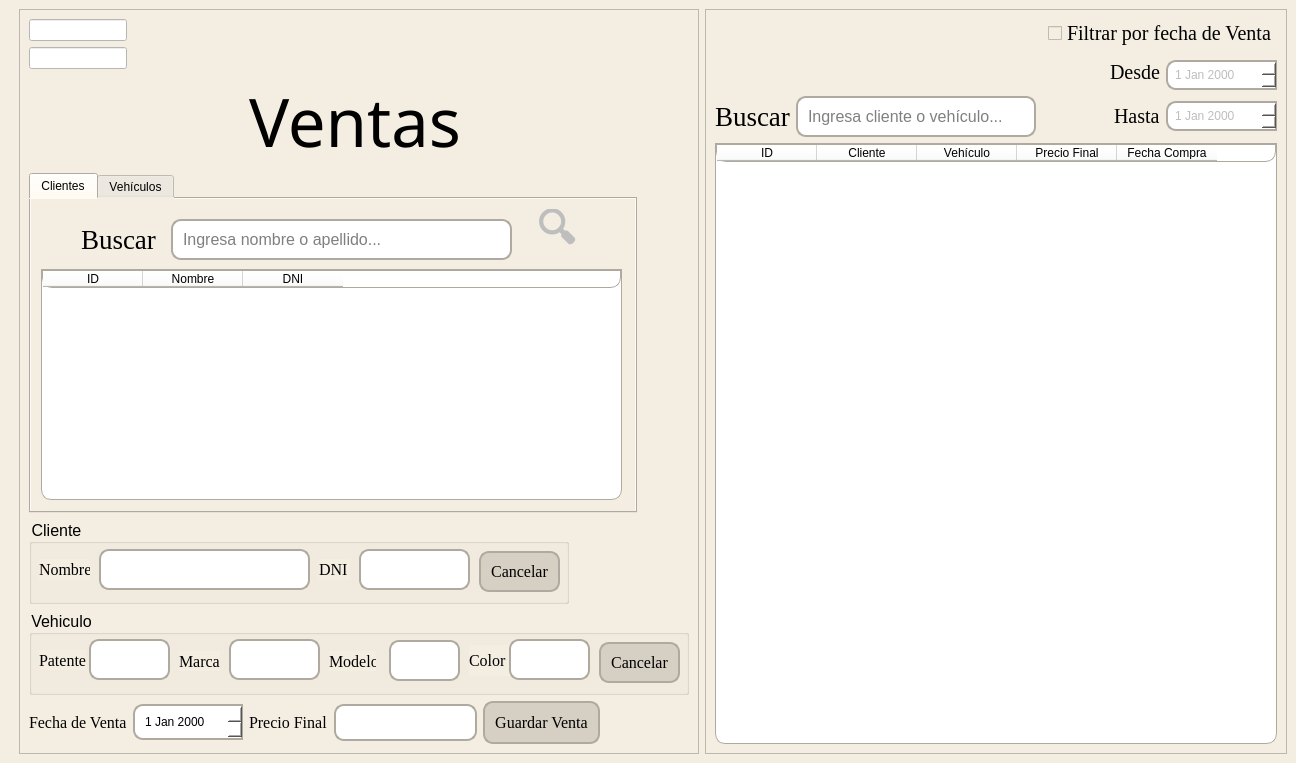
GabrielTrejo1/Prueba, file src/gui/ventas.ui: the form before one commit.
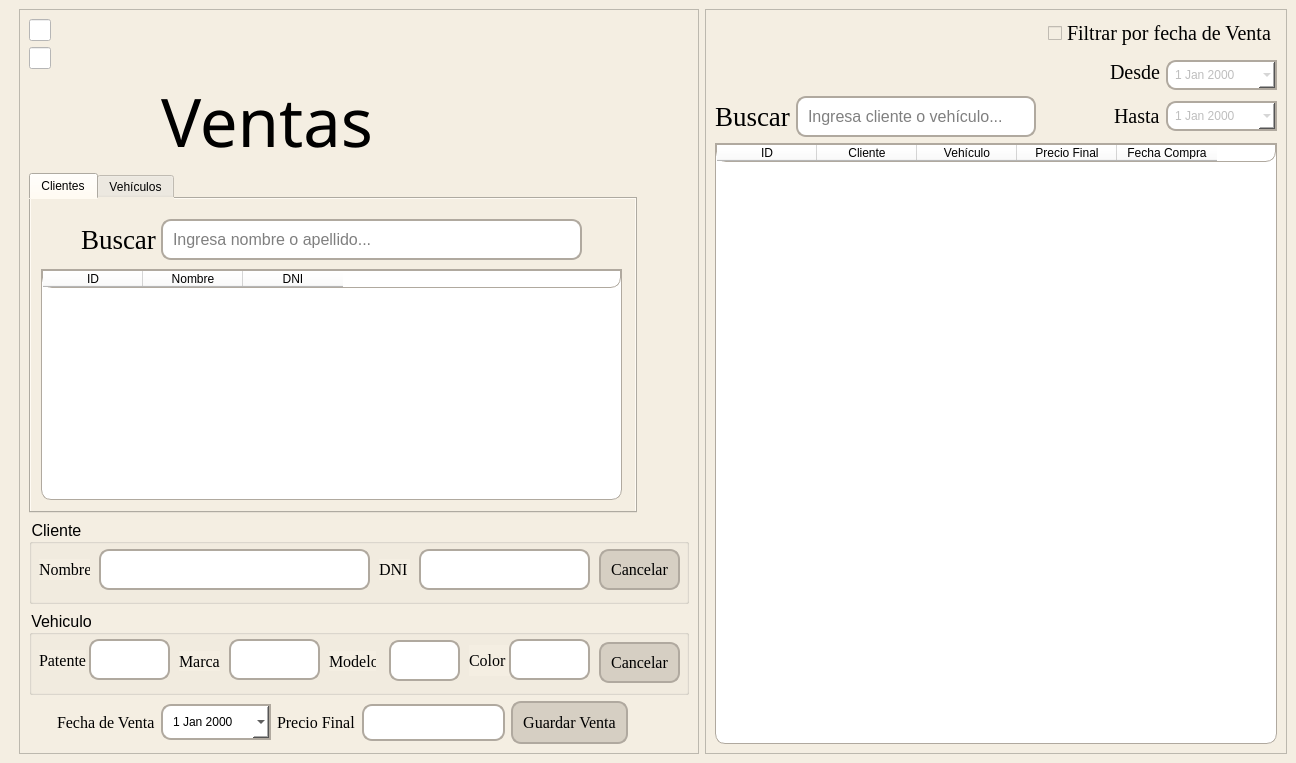
The form after the commit. Icons and pictures are not drawn.

Patch:
```diff
--- a/src/gui/ventas.ui
+++ b/src/gui/ventas.ui
@@ -7,7 +7,7 @@
     <x>0</x>
     <y>0</y>
     <width>1296</width>
-    <height>731</height>
+    <height>751</height>
    </rect>
   </property>
   <property name="windowTitle">
@@ -58,7 +58,20 @@
 		border-bottom-right-radius: 0px;
         padding: 5px;
     }
-</string>
+
+QCalendarWidget QWidget {
+        background-color: #b0a99f;
+        color: black;
+    }
+    /* Cambia el color del encabezado */
+    QCalendarWidget QAbstractItemView:enabled {
+        color: black;
+        background-color: #f4eee0;
+		border:1px solid #b0a99f
+    }</string>
+         </property>
+         <property name="calendarPopup">
+          <bool>true</bool>
          </property>
         </widget>
        </item>
@@ -221,7 +234,20 @@
 		border-bottom-right-radius: 0px;
         padding: 5px;
     }
-</string>
+
+QCalendarWidget QWidget {
+        background-color: #b0a99f;
+        color: black;
+    }
+    /* Cambia el color del encabezado */
+    QCalendarWidget QAbstractItemView:enabled {
+        color: black;
+        background-color: #f4eee0;
+		border:1px solid #b0a99f
+    }</string>
+         </property>
+         <property name="calendarPopup">
+          <bool>true</bool>
          </property>
         </widget>
        </item>
@@ -517,7 +543,7 @@
          </property>
          <property name="minimumSize">
           <size>
-           <width>540</width>
+           <width>660</width>
            <height>85</height>
           </size>
          </property>
@@ -551,7 +577,7 @@
          <widget class="QLabel" name="label_4">
           <property name="geometry">
            <rect>
-            <x>290</x>
+            <x>350</x>
             <y>40</y>
             <width>31</width>
             <height>21</height>
@@ -575,7 +601,7 @@
            <rect>
             <x>70</x>
             <y>30</y>
-            <width>211</width>
+            <width>271</width>
             <height>41</height>
            </rect>
           </property>
@@ -599,9 +625,9 @@
           </property>
           <property name="geometry">
            <rect>
-            <x>330</x>
+            <x>390</x>
             <y>30</y>
-            <width>111</width>
+            <width>171</width>
             <height>41</height>
            </rect>
           </property>
@@ -622,8 +648,8 @@
          <widget class="QPushButton" name="pushButton">
           <property name="geometry">
            <rect>
-            <x>450</x>
-            <y>32</y>
+            <x>570</x>
+            <y>30</y>
             <width>81</width>
             <height>41</height>
            </rect>
@@ -676,45 +702,12 @@
           <attribute name="title">
            <string>Clientes</string>
           </attribute>
-          <widget class="QPushButton" name="btnBuscarCliente">
-           <property name="enabled">
-            <bool>false</bool>
-           </property>
-           <property name="geometry">
-            <rect>
-             <x>500</x>
-             <y>10</y>
-             <width>51</width>
-             <height>51</height>
-            </rect>
-           </property>
-           <property name="font">
-            <font>
-             <pointsize>30</pointsize>
-             <weight>75</weight>
-             <bold>true</bold>
-            </font>
-           </property>
-           <property name="cursor">
-            <cursorShape>PointingHandCursor</cursorShape>
-           </property>
-           <property name="layoutDirection">
-            <enum>Qt::LeftToRight</enum>
-           </property>
-           <property name="styleSheet">
-            <string notr="true">background-color: transparent;
-border-radius: 25px;</string>
-           </property>
-           <property name="text">
-            <string>🔍</string>
-           </property>
-          </widget>
           <widget class="QLineEdit" name="txtBuscarCliente">
            <property name="geometry">
             <rect>
-             <x>140</x>
+             <x>130</x>
              <y>20</y>
-             <width>341</width>
+             <width>421</width>
              <height>41</height>
             </rect>
            </property>
@@ -995,20 +988,7 @@
          </property>
         </spacer>
        </item>
-       <item row="6" column="0" alignment="Qt::AlignRight">
-        <widget class="QLabel" name="label_10">
-         <property name="font">
-          <font>
-           <family>Liberation Serif</family>
-           <pointsize>12</pointsize>
-          </font>
-         </property>
-         <property name="text">
-          <string>Fecha de Venta</string>
-         </property>
-        </widget>
-       </item>
-       <item row="6" column="1">
+       <item row="6" column="2">
         <widget class="QDateEdit" name="dtpFechaRegistro">
          <property name="minimumSize">
           <size>
@@ -1026,60 +1006,37 @@
 		border-bottom-right-radius: 0px;
         padding: 8px;
     }
-</string>
+
+QCalendarWidget QWidget {
+        background-color: #b0a99f;
+        color: black;
+    }
+    /* Cambia el color del encabezado */
+    QCalendarWidget QAbstractItemView:enabled {
+        color: black;
+        background-color: #f4eee0;
+		border:1px solid #b0a99f
+    }</string>
          </property>
+         <property name="calendarPopup">
+          <bool>true</bool>
+         </property>
         </widget>
        </item>
-       <item row="0" column="5">
-        <spacer name="verticalSpacer_3">
-         <property name="orientation">
-          <enum>Qt::Vertical</enum>
+       <item row="6" column="1">
+        <widget class="QLabel" name="label_10">
+         <property name="font">
+          <font>
+           <family>Liberation Serif</family>
+           <pointsize>12</pointsize>
+          </font>
          </property>
-         <property name="sizeHint" stdset="0">
-          <size>
-           <width>20</width>
-           <height>40</height>
-          </size>
+         <property name="text">
+          <string>Fecha de Venta</string>
          </property>
-        </spacer>
-       </item>
-       <item row="2" column="1">
-        <spacer name="horizontalSpacer_3">
-         <property name="orientation">
-          <enum>Qt::Horizontal</enum>
-         </property>
-         <property name="sizeHint" stdset="0">
-          <size>
-           <width>40</width>
-           <height>20</height>
-          </size>
-         </property>
-        </spacer>
+        </widget>
        </item>
        <item row="6" column="3">
-        <widget class="QLineEdit" name="txtPrecio">
-         <property name="sizePolicy">
-          <sizepolicy hsizetype="Fixed" vsizetype="Fixed">
-           <horstretch>0</horstretch>
-           <verstretch>0</verstretch>
-          </sizepolicy>
-         </property>
-         <property name="font">
-          <font>
-           <pointsize>10</pointsize>
-          </font>
-         </property>
-         <property name="styleSheet">
-          <string notr="true">    QLineEdit {
-        background-color: #ffffff;
-        border: 2px solid #b0a99f;
-        border-radius: 10px;
-        padding: 8px;
-    }</string>
-         </property>
-        </widget>
-       </item>
-       <item row="6" column="2">
         <widget class="QLabel" name="label_11">
          <property name="font">
           <font>
@@ -1093,6 +1050,29 @@
         </widget>
        </item>
        <item row="6" column="4">
+        <widget class="QLineEdit" name="txtPrecio">
+         <property name="sizePolicy">
+          <sizepolicy hsizetype="Fixed" vsizetype="Fixed">
+           <horstretch>0</horstretch>
+           <verstretch>0</verstretch>
+          </sizepolicy>
+         </property>
+         <property name="font">
+          <font>
+           <pointsize>10</pointsize>
+          </font>
+         </property>
+         <property name="styleSheet">
+          <string notr="true">    QLineEdit {
+        background-color: #ffffff;
+        border: 2px solid #b0a99f;
+        border-radius: 10px;
+        padding: 8px;
+    }</string>
+         </property>
+        </widget>
+       </item>
+       <item row="6" column="5">
         <widget class="QPushButton" name="btnGuardar">
          <property name="sizePolicy">
           <sizepolicy hsizetype="Fixed" vsizetype="Fixed">
```
Left out of the diff: 107 changed lines with no effect on the pictures.
